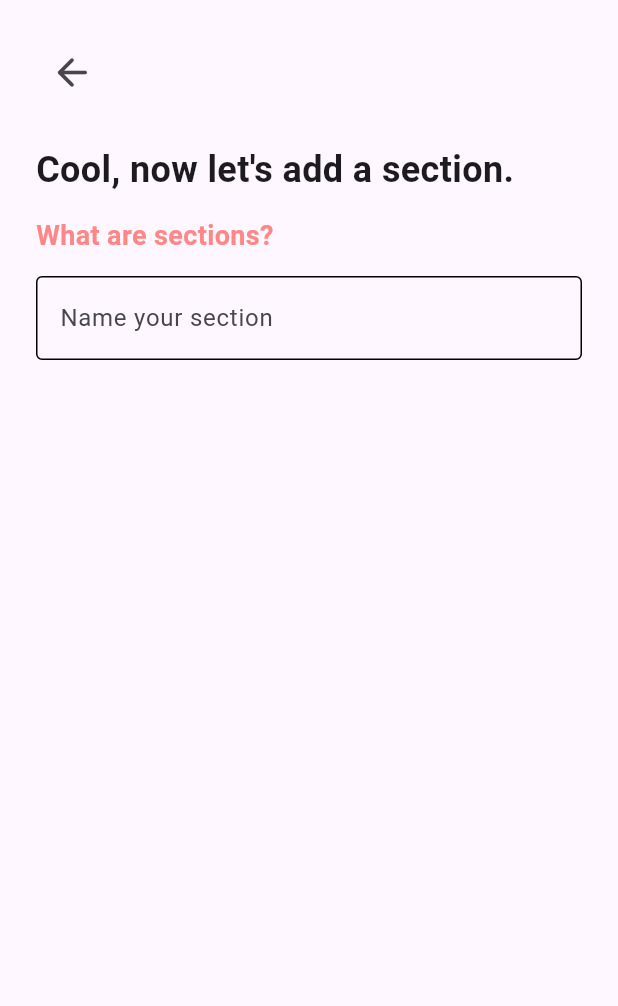
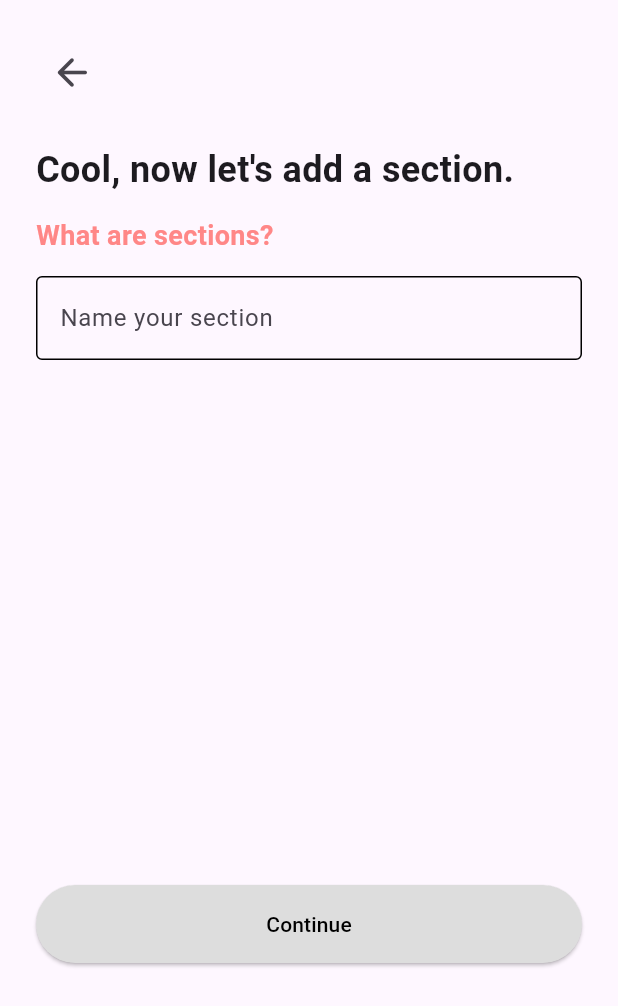
Before and after one commit to NurYahya24/PA_KELOMPOK2_B1_MOBILE, a Flutter app: the section_page screen opened directly, on a phone screen of 412 x 824 dp. Shown: the top 1006 px of the screen. Run offline on Flutter 3.47's test engine with Material 3 defaults, Android fonts, the phone set to English and light mode, and no system bars; our stand-ins replace firebase_auth, firebase_core, firebase_database; accounts and stored records are empty.

Commit message:
section page

```diff
--- a/lib/screens/section.dart
+++ b/lib/screens/section.dart
@@ -1,8 +1,31 @@
 import 'package:daily_jurnal/screens/highlight.dart';
 import 'package:flutter/material.dart';
 
-class section_page extends StatelessWidget {
+class section_page extends StatefulWidget {
   const section_page({super.key});
+
+  @override
+  State<section_page> createState() => _section_pageState();
+}
+
+class _section_pageState extends State<section_page> {
+  bool isSelected = false;
+  TextEditingController _textController = TextEditingController();
+  Color _buttonColor = Color(0xffDDDDDD);
+  Color _textColor = Colors.black;
+
+  @override
+  void dispose() {
+    _textController.dispose();
+    super.dispose();
+  }
+
+  void _onTextFieldChanged(String value) {
+    setState(() {
+      _buttonColor = value.isEmpty ? Color(0xffDDDDDD) : Color(0xFFFF8787);
+      _textColor = value.isEmpty ? Colors.black : Colors.white;
+    });
+  }
 
   @override
   Widget build(BuildContext context) {
@@ -15,9 +38,11 @@ class section_page extends StatelessWidget {
             child: IconButton(
               onPressed: () {
                 Navigator.pop(
-                    context,
-                    MaterialPageRoute(
-                        builder: (context) => const highlight_page()));
+                  context,
+                  MaterialPageRoute(
+                    builder: (context) => const highlight_page(),
+                  ),
+                );
               },
               icon: Icon(Icons.arrow_back_rounded),
               iconSize: 30,
@@ -45,8 +70,10 @@ class section_page extends StatelessWidget {
             ),
           ),
           Container(
-            margin: EdgeInsets.only(left: 24, right: 24, bottom: 10),
+            margin: EdgeInsets.only(left: 24, right: 24, bottom: 350),
             child: TextField(
+              controller: _textController,
+              onChanged: _onTextFieldChanged,
               decoration: InputDecoration(
                 border: OutlineInputBorder(),
                 hintText: 'Name your section',
@@ -54,8 +81,31 @@ class section_page extends StatelessWidget {
                   borderSide: BorderSide(color: Colors.black),
                 ),
                 focusedBorder: OutlineInputBorder(
-                  borderSide: BorderSide(
-                      color: Color(0xFFFF8787)),
+                  borderSide: BorderSide(color: Color(0xFFFF8787)),
+                ),
+              ),
+            ),
+          ),
+          Container(
+            margin: EdgeInsets.symmetric(horizontal: 24),
+            alignment: Alignment.bottomCenter,
+            child: SizedBox(
+              width: double.infinity,
+              child: ElevatedButton(
+                onPressed: () {},
+                child: Padding(
+                  padding: EdgeInsets.all(16),
+                  child: Text(
+                    "Continue",
+                    style: TextStyle(color: _textColor),
+                  ),
+                ),
+                style: ElevatedButton.styleFrom(
+                  backgroundColor: _buttonColor,
+                  shape: RoundedRectangleBorder(
+                    borderRadius: BorderRadius.circular(
+                        30),
+                  ),
                 ),
               ),
             ),
```
Also changed, not shown: pubspec.lock.
